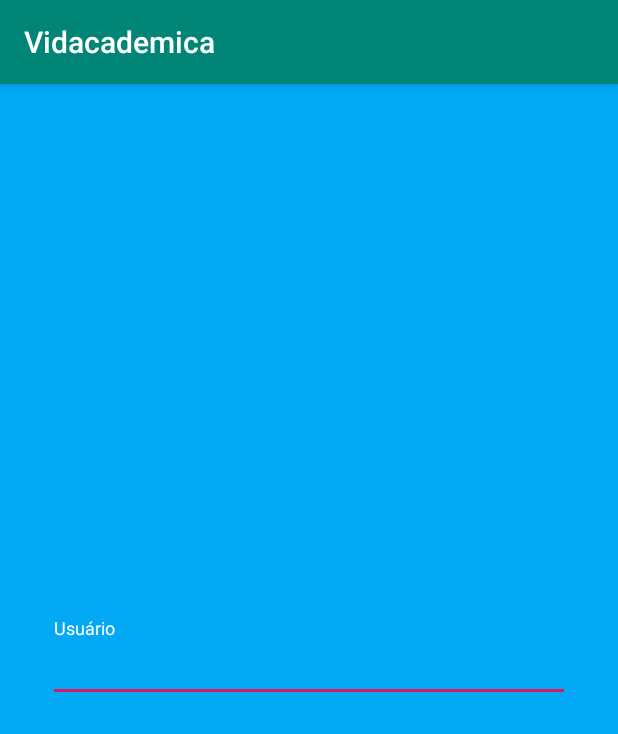
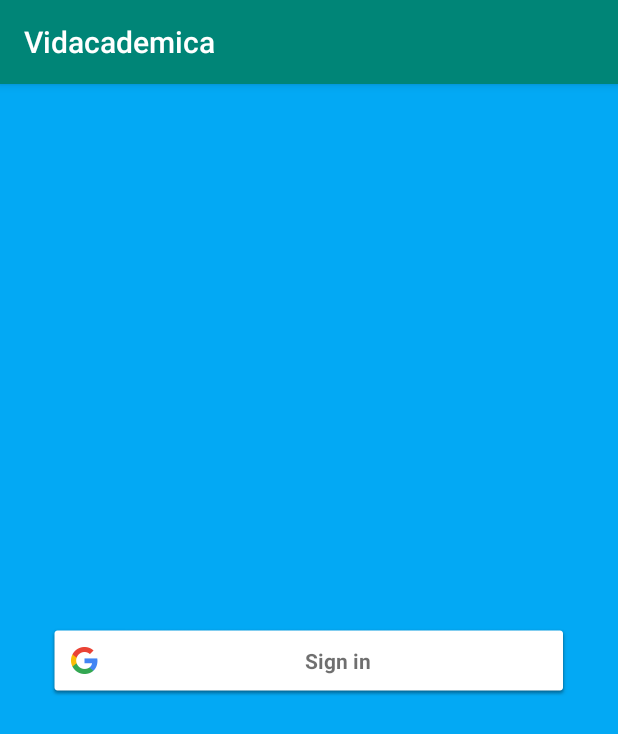
Before and after one commit to tiagomnunes89/vidacademica, an Android app: the screen it shows after launch (Login), on a phone screen of 412 x 824 dp. Shown: the top 734 px of the screen. Run offline under Robolectric (Android 15) with nearby library versions, the light colour scheme and no system bars.

Commit message:
working in progress implementation google login

```diff
--- a/app/build.gradle
+++ b/app/build.gradle
@@ -19,6 +19,8 @@ android {
     }
 }
 
+apply plugin: 'com.android.application'
+
 dependencies {
     implementation fileTree(dir: 'libs', include: ['*.jar'])
     implementation 'androidx.appcompat:appcompat:1.1.0'
@@ -27,4 +29,7 @@ dependencies {
     androidTestImplementation 'androidx.test:runner:1.2.0'
     androidTestImplementation 'androidx.test.espresso:espresso-core:3.2.0'
     implementation 'com.google.android.material:material:1.1.0-alpha10'
+    implementation 'com.google.android.gms:play-services-auth:17.0.0'
 }
+
+apply plugin: 'com.google.gms.google-services'
--- a/app/src/main/java/online/vidacademica/ui/Login.java
+++ b/app/src/main/java/online/vidacademica/ui/Login.java
@@ -2,15 +2,76 @@ package online.vidacademica.ui;
 
 import androidx.appcompat.app.AppCompatActivity;
 
+import android.content.Intent;
 import android.os.Bundle;
+import android.util.Log;
+import android.view.View;
+
+import com.google.android.gms.auth.api.signin.GoogleSignIn;
+import com.google.android.gms.auth.api.signin.GoogleSignInAccount;
+import com.google.android.gms.auth.api.signin.GoogleSignInClient;
+import com.google.android.gms.auth.api.signin.GoogleSignInOptions;
+import com.google.android.gms.common.SignInButton;
+import com.google.android.gms.common.api.ApiException;
+import com.google.android.gms.tasks.Task;
 
 import online.vidacademica.R;
 
 public class Login extends AppCompatActivity {
 
+    public static final int RC_SIGN_IN = 0;
+    public static final String TAG = "TAG";
+
+    GoogleSignInOptions gso = new GoogleSignInOptions.Builder(GoogleSignInOptions.DEFAULT_SIGN_IN)
+            .requestEmail()
+            .build();
+
+    GoogleSignInClient mGoogleSignInClient;
+
     @Override
     protected void onCreate(Bundle savedInstanceState) {
         super.onCreate(savedInstanceState);
         setContentView(R.layout.activity_login);
+
+        mGoogleSignInClient = GoogleSignIn.getClient(this, gso);
+
+        SignInButton signInButton = findViewById(R.id.sign_in_button);
+        signInButton.setSize(SignInButton.SIZE_STANDARD);
+        signInButton.setOnClickListener(new View.OnClickListener() {
+            @Override
+            public void onClick(View view) {
+                signIn();
+            }
+        });
+    }
+
+    @Override
+    protected void onStart() {
+        super.onStart();
+        GoogleSignIn.getLastSignedInAccount(this);
+    }
+
+
+    private void signIn() {
+        Intent signInIntent = mGoogleSignInClient.getSignInIntent();
+        startActivityForResult(signInIntent, RC_SIGN_IN);
+    }
+
+    @Override
+    public void onActivityResult(int requestCode, int resultCode, Intent data) {
+        super.onActivityResult(requestCode, resultCode, data);
+
+        if (requestCode == RC_SIGN_IN) {
+            Task<GoogleSignInAccount> task = GoogleSignIn.getSignedInAccountFromIntent(data);
+            handleSignInResult(task);
+        }
+    }
+
+    private void handleSignInResult(Task<GoogleSignInAccount> completedTask) {
+        try {
+            completedTask.getResult(ApiException.class);
+        } catch (ApiException e) {
+            Log.w(TAG, "signInResult:failed code=" + e.getStatusCode());
+        }
     }
 }
--- a/app/src/main/res/layout/activity_login.xml
+++ b/app/src/main/res/layout/activity_login.xml
@@ -7,24 +7,13 @@
     android:padding="32dp"
     tools:context=".ui.Login">
 
-    <com.google.android.material.textfield.TextInputLayout
+    <com.google.android.gms.common.SignInButton
+        android:id="@+id/sign_in_button"
         android:layout_width="match_parent"
         android:layout_height="wrap_content"
-        app:boxStrokeWidth="1dp"
-        app:hintTextColor="@color/colorWhite"
-        android:textColorHint="@color/colorWhite"
-        android:outlineProvider="none"
-        app:boxStrokeColor="@color/colorWhite"
+        app:layout_constraintTop_toTopOf="parent"
         app:layout_constraintBottom_toBottomOf="parent"
-        app:layout_constraintTop_toTopOf="parent"
-        app:layout_constraintStart_toStartOf="parent"
-        app:layout_constraintEnd_toEndOf="parent">
-
-        <com.google.android.material.textfield.TextInputEditText
-            android:layout_width="match_parent"
-            android:layout_height="wrap_content"
-            android:hint="Usuário" />
-
-    </com.google.android.material.textfield.TextInputLayout>
+        app:layout_constraintEnd_toEndOf="parent"
+        app:layout_constraintStart_toStartOf="parent" />
 
 </androidx.constraintlayout.widget.ConstraintLayout>
--- a/build.gradle
+++ b/build.gradle
@@ -8,6 +8,7 @@ buildscript {
     }
     dependencies {
         classpath 'com.android.tools.build:gradle:3.5.0'
+        classpath 'com.google.gms:google-services:4.3.2'
 
         // NOTE: Do not place your application dependencies here; they belong
         // in the individual module build.gradle files
```
Also changed, not shown: app/src/main/res/drawable/ic_vida_academica.svg, 1 other file.
